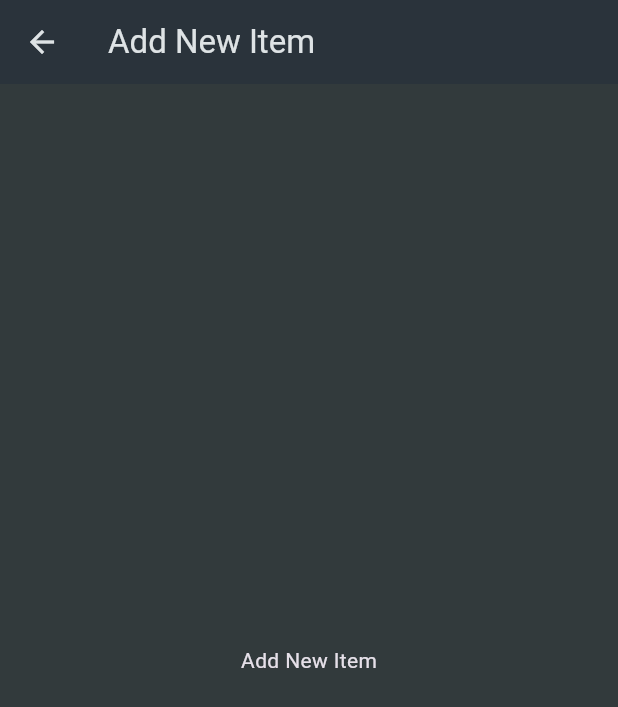
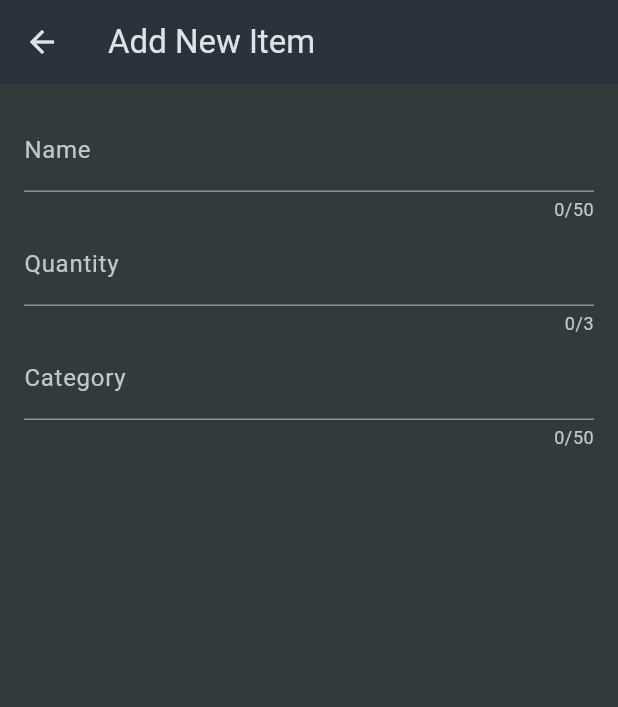
Before and after one commit to YogeshRR/Shopping_List, a Flutter app: the NewItem screen opened directly, on a phone screen of 412 x 824 dp. Shown: the top 707 px of the screen. Run offline on Flutter 3.47's test engine with Material 3 defaults, Android fonts, the phone set to English and light mode, and no system bars.

Commit message:
Adds Form widget, used TextFormField widget

```diff
--- a/lib/widget/new_item.dart
+++ b/lib/widget/new_item.dart
@@ -15,12 +15,36 @@ class _NewItemState extends State<NewItem> {
   Widget build(BuildContext context) {
     // TODO: implement build
     return Scaffold(
-      appBar: AppBar(
-        title: const Text('Add New Item'),
-      ),
-      body: const Center(
-        child: Text('Add New Item'),
-      ),
-    );
+        appBar: AppBar(
+          title: const Text('Add New Item'),
+        ),
+        body: Padding(
+          padding: const EdgeInsets.all(16.0),
+          child: Form(
+            child: Column(
+              children: [
+                TextFormField(
+                  maxLength: 50,
+                  decoration: const InputDecoration(labelText: 'Name'),
+                  validator: (value) {
+                    return null;
+                  },
+                ),
+                TextFormField(
+                  maxLength: 3,
+                  decoration: const InputDecoration(labelText: 'Quantity'),
+                  validator: (value) => null,
+                ),
+                TextFormField(
+                  maxLength: 50,
+                  decoration: const InputDecoration(labelText: 'Category'),
+                  validator: (value) {
+                    return null;
+                  },
+                ),
+              ],
+            ),
+          ),
+        ));
   }
 }
```
